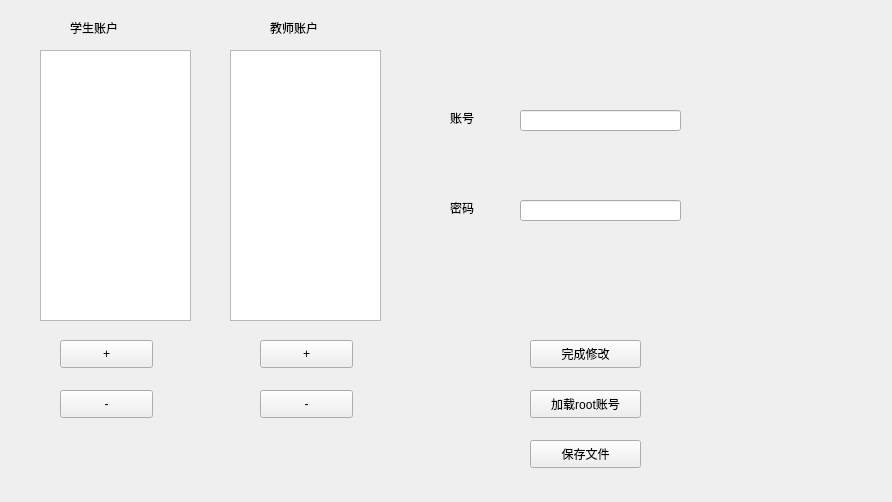
Qt form include/rootmainform.ui (unconsolable/test-system) before a commit.
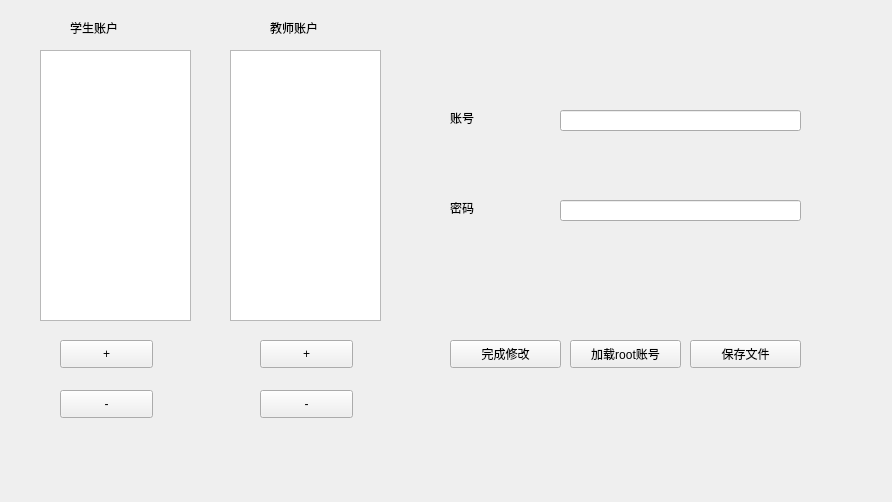
The same form after that commit.

What changed in the file:
```diff
--- a/include/rootmainform.ui
+++ b/include/rootmainform.ui
@@ -116,8 +116,8 @@
     <rect>
      <x>450</x>
      <y>110</y>
-     <width>72</width>
-     <height>15</height>
+     <width>71</width>
+     <height>16</height>
     </rect>
    </property>
    <property name="text">
@@ -129,8 +129,8 @@
     <rect>
      <x>450</x>
      <y>200</y>
-     <width>72</width>
-     <height>15</height>
+     <width>71</width>
+     <height>16</height>
     </rect>
    </property>
    <property name="text">
@@ -140,9 +140,9 @@
   <widget class="QLineEdit" name="m_lineEditAccount">
    <property name="geometry">
     <rect>
-     <x>520</x>
+     <x>560</x>
      <y>110</y>
-     <width>161</width>
+     <width>241</width>
      <height>21</height>
     </rect>
    </property>
@@ -150,9 +150,9 @@
   <widget class="QLineEdit" name="m_lineEditPasswd">
    <property name="geometry">
     <rect>
-     <x>520</x>
+     <x>560</x>
      <y>200</y>
-     <width>161</width>
+     <width>241</width>
      <height>21</height>
     </rect>
    </property>
@@ -160,7 +160,7 @@
   <widget class="QPushButton" name="m_btnFinish">
    <property name="geometry">
     <rect>
-     <x>530</x>
+     <x>450</x>
      <y>340</y>
      <width>111</width>
      <height>28</height>
@@ -173,8 +173,8 @@
   <widget class="QPushButton" name="m_btnLoadRoot">
    <property name="geometry">
     <rect>
-     <x>530</x>
-     <y>390</y>
+     <x>570</x>
+     <y>340</y>
      <width>111</width>
      <height>28</height>
     </rect>
@@ -186,8 +186,8 @@
   <widget class="QPushButton" name="m_btnSave">
    <property name="geometry">
     <rect>
-     <x>530</x>
-     <y>440</y>
+     <x>690</x>
+     <y>340</y>
      <width>111</width>
      <height>28</height>
     </rect>
```
